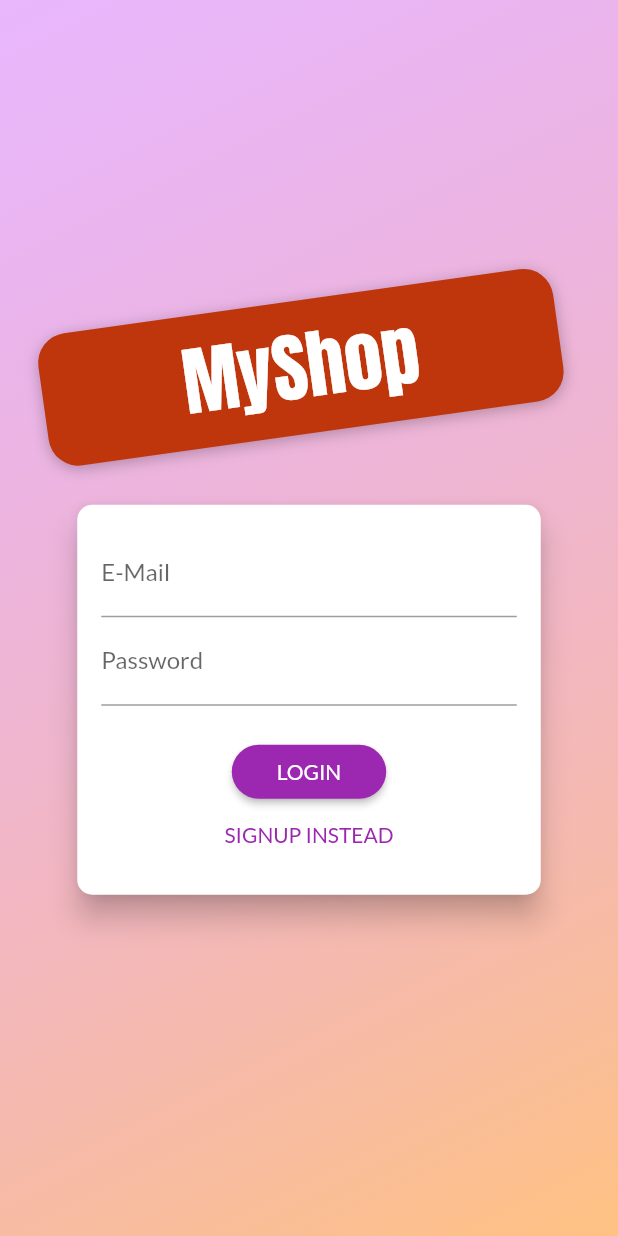
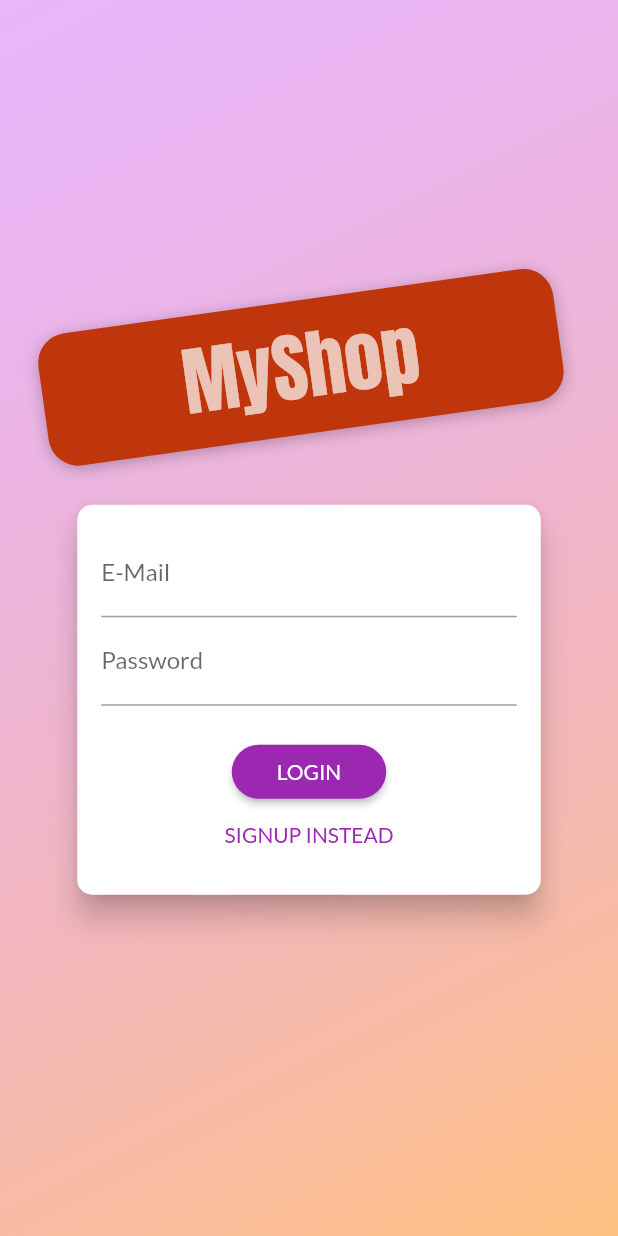
Before and after one commit to santiagobonessi/myshop, a Flutter app: the AuthScreen screen opened by its route, on a phone screen of 412 x 824 dp. Run offline on Flutter 3.47's test engine with Material 2 defaults, Android fonts, the phone set to English and light mode, and no system bars; our stand-ins replace shared_preferences; accounts and stored records are empty; statements that could not run were skipped.

```diff
--- a/lib/screens/auth_screen.dart
+++ b/lib/screens/auth_screen.dart
@@ -57,7 +57,7 @@ class AuthScreen extends StatelessWidget {
                       child: Text(
                         'MyShop',
                         style: TextStyle(
-                          color: Theme.of(context).accentTextTheme.title.color,
+                          color: Theme.of(context).accentTextTheme.headline1.color,
                           fontSize: 50,
                           fontFamily: 'Anton',
                           fontWeight: FontWeight.normal,
--- a/lib/screens/cart_screen.dart
+++ b/lib/screens/cart_screen.dart
@@ -32,7 +32,7 @@ class CartScreen extends StatelessWidget {
                   Chip(
                     label: Text(
                       '\$${cart.totalAmount.toStringAsFixed(2)}',
-                      style: TextStyle(color: Theme.of(context).primaryTextTheme.title.color),
+                      style: TextStyle(color: Colors.white),
                     ),
                     backgroundColor: Theme.of(context).primaryColor,
                   ),
```
Also changed, not shown: lib/widgets/order_item.dart (+8 -4 lines).
